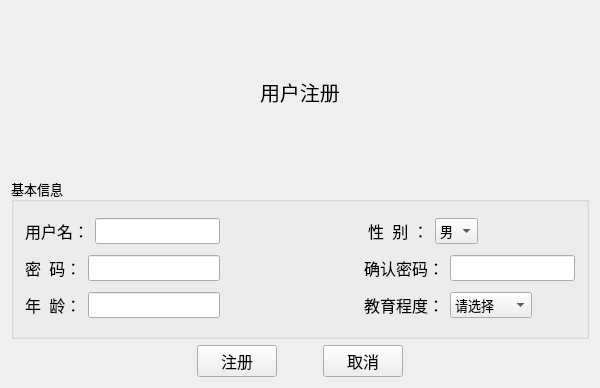
Qt form PatternKnowledgeEducationSystem/registor.ui (JosanSun/NewGenerationNetworkEducation) before a commit.
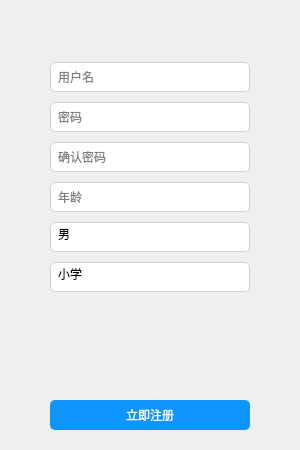
The same form after that commit. Icons and pictures are not drawn.

Patch:
```diff
--- a/PatternKnowledgeEducationSystem/registor.ui
+++ b/PatternKnowledgeEducationSystem/registor.ui
@@ -6,142 +6,201 @@
    <rect>
     <x>0</x>
     <y>0</y>
-    <width>600</width>
-    <height>388</height>
+    <width>300</width>
+    <height>450</height>
    </rect>
   </property>
+  <property name="sizePolicy">
+   <sizepolicy hsizetype="Fixed" vsizetype="Fixed">
+    <horstretch>0</horstretch>
+    <verstretch>0</verstretch>
+   </sizepolicy>
+  </property>
   <property name="minimumSize">
    <size>
-    <width>600</width>
+    <width>300</width>
     <height>388</height>
    </size>
   </property>
   <property name="maximumSize">
    <size>
-    <width>600</width>
-    <height>388</height>
+    <width>300</width>
+    <height>800</height>
    </size>
   </property>
   <property name="windowTitle">
    <string>registor</string>
   </property>
-  <layout class="QGridLayout" name="gridLayout">
-   <item row="0" column="0">
-    <layout class="QHBoxLayout" name="horizontalLayout_9">
-     <item>
-      <spacer name="horizontalSpacer_7">
-       <property name="orientation">
-        <enum>Qt::Horizontal</enum>
-       </property>
-       <property name="sizeHint" stdset="0">
-        <size>
-         <width>40</width>
-         <height>20</height>
-        </size>
-       </property>
-      </spacer>
-     </item>
-     <item>
-      <widget class="QLabel" name="label">
-       <property name="font">
-        <font>
-         <family>楷体</family>
-         <pointsize>15</pointsize>
-        </font>
-       </property>
-       <property name="text">
-        <string>用户注册</string>
-       </property>
-      </widget>
-     </item>
-     <item>
-      <spacer name="horizontalSpacer_8">
-       <property name="orientation">
-        <enum>Qt::Horizontal</enum>
-       </property>
-       <property name="sizeHint" stdset="0">
-        <size>
-         <width>40</width>
-         <height>20</height>
-        </size>
-       </property>
-      </spacer>
-     </item>
-    </layout>
-   </item>
-   <item row="1" column="0">
-    <widget class="QGroupBox" name="groupBox">
-     <property name="font">
-      <font>
-       <family>楷体</family>
-       <pointsize>10</pointsize>
-      </font>
-     </property>
-     <property name="title">
-      <string>基本信息</string>
-     </property>
-     <layout class="QHBoxLayout" name="horizontalLayout_8">
-      <item>
-       <layout class="QVBoxLayout" name="verticalLayout_2">
+  <layout class="QVBoxLayout" name="verticalLayout">
+   <property name="spacing">
+    <number>0</number>
+   </property>
+   <property name="leftMargin">
+    <number>0</number>
+   </property>
+   <property name="topMargin">
+    <number>0</number>
+   </property>
+   <property name="rightMargin">
+    <number>0</number>
+   </property>
+   <property name="bottomMargin">
+    <number>0</number>
+   </property>
         <item>
          <layout class="QHBoxLayout" name="horizontalLayout">
+     <property name="spacing">
+      <number>0</number>
+     </property>
           <item>
-           <widget class="QLabel" name="label_2">
-            <property name="font">
-             <font>
-              <pointsize>12</pointsize>
-             </font>
-            </property>
+      <spacer name="horizontalSpacer">
+       <property name="orientation">
+        <enum>Qt::Horizontal</enum>
+       </property>
+       <property name="sizeType">
+        <enum>QSizePolicy::Expanding</enum>
+       </property>
+       <property name="sizeHint" stdset="0">
+        <size>
+         <width>40</width>
+         <height>20</height>
+        </size>
+       </property>
+      </spacer>
+     </item>
+     <item>
+      <widget class="QPushButton" name="buttonMin">
+       <property name="styleSheet">
+        <string notr="true">QPushButton#buttonMin
+{
+    background-color:transparent;
+}
+
+QPushButton#buttonMin:hover
+{
+    background-color:rgb(255, 0, 0);
+}
+
+QPushButton#buttonMin:pressed
+{
+    background-color:rgb(0, 85, 255);
+}</string>
+       </property>
             <property name="text">
-             <string>用户名：</string>
-            </property>
+        <string/>
+       </property>
+       <property name="flat">
+        <bool>true</bool>
+       </property>
            </widget>
           </item>
           <item>
-           <widget class="QLineEdit" name="usernameLineEdit"/>
+      <widget class="QPushButton" name="buttonClose">
+       <property name="styleSheet">
+        <string notr="true">QPushButton#buttonClose
+{
+    background-color:transparent;
+}
+
+QPushButton#buttonClose:hover
+{
+    background-color:rgb(255, 0, 0);
+}
+
+QPushButton#buttonClose:pressed
+{
+    background-color:rgb(0, 85, 255);
+}</string>
+       </property>
+       <property name="text">
+        <string/>
+       </property>
+       <property name="flat">
+        <bool>true</bool>
+       </property>
+      </widget>
           </item>
          </layout>
         </item>
         <item>
          <layout class="QHBoxLayout" name="horizontalLayout_2">
+     <property name="spacing">
+      <number>0</number>
+     </property>
           <item>
-           <widget class="QLabel" name="label_3">
-            <property name="font">
-             <font>
-              <pointsize>12</pointsize>
-             </font>
+      <spacer name="horizontalSpacer_2">
+       <property name="orientation">
+        <enum>Qt::Horizontal</enum>
+       </property>
+       <property name="sizeType">
+        <enum>QSizePolicy::Fixed</enum>
+       </property>
+       <property name="sizeHint" stdset="0">
+        <size>
+         <width>20</width>
+         <height>20</height>
+        </size>
+       </property>
+      </spacer>
+     </item>
+     <item>
+      <widget class="QLabel" name="label">
+       <property name="sizePolicy">
+        <sizepolicy hsizetype="Fixed" vsizetype="Fixed">
+         <horstretch>50</horstretch>
+         <verstretch>50</verstretch>
+        </sizepolicy>
             </property>
             <property name="text">
-             <string>密  码：</string>
+        <string/>
+       </property>
+       <property name="pixmap">
+        <pixmap resource="educationsystem.qrc">:/images/zc.png</pixmap>
+       </property>
+       <property name="scaledContents">
+        <bool>true</bool>
             </property>
            </widget>
           </item>
           <item>
-           <widget class="QLineEdit" name="passwordLineEdit"/>
+      <spacer name="horizontalSpacer_3">
+       <property name="orientation">
+        <enum>Qt::Horizontal</enum>
+       </property>
+       <property name="sizeHint" stdset="0">
+        <size>
+         <width>40</width>
+         <height>20</height>
+        </size>
+       </property>
+      </spacer>
           </item>
          </layout>
         </item>
+   <item>
+    <spacer name="verticalSpacer">
+     <property name="orientation">
+      <enum>Qt::Vertical</enum>
+     </property>
+     <property name="sizeType">
+      <enum>QSizePolicy::Fixed</enum>
+     </property>
+     <property name="sizeHint" stdset="0">
+      <size>
+       <width>20</width>
+       <height>20</height>
+      </size>
+     </property>
+    </spacer>
+   </item>
         <item>
          <layout class="QHBoxLayout" name="horizontalLayout_3">
-          <item>
-           <widget class="QLabel" name="label_4">
-            <property name="font">
-             <font>
-              <pointsize>12</pointsize>
-             </font>
-            </property>
-            <property name="text">
-             <string>年  龄：</string>
-            </property>
-           </widget>
-          </item>
-          <item>
-           <widget class="QLineEdit" name="ageLineEdit"/>
-          </item>
-         </layout>
-        </item>
-       </layout>
-      </item>
+     <property name="spacing">
+      <number>0</number>
+     </property>
+     <property name="bottomMargin">
+      <number>10</number>
+     </property>
       <item>
        <spacer name="horizontalSpacer_4">
         <property name="orientation">
@@ -149,30 +208,362 @@
         </property>
         <property name="sizeHint" stdset="0">
          <size>
-          <width>83</width>
+         <width>40</width>
           <height>20</height>
          </size>
         </property>
        </spacer>
       </item>
       <item>
-       <layout class="QVBoxLayout" name="verticalLayout">
+      <widget class="QLineEdit" name="usernameLineEdit">
+       <property name="sizePolicy">
+        <sizepolicy hsizetype="Fixed" vsizetype="Fixed">
+         <horstretch>200</horstretch>
+         <verstretch>30</verstretch>
+        </sizepolicy>
+       </property>
+       <property name="minimumSize">
+        <size>
+         <width>200</width>
+         <height>30</height>
+        </size>
+       </property>
+       <property name="focusPolicy">
+        <enum>Qt::StrongFocus</enum>
+       </property>
+       <property name="styleSheet">
+        <string notr="true">QLineEdit#usernameLineEdit
+{
+    background:white;
+    border-radius:5px;
+    padding-left:5px;
+    border: 1px solid rgb(209 , 209 , 209);
+}
+QLineEdit#usernameLineEdit:hover
+{
+    border: 1px solid rgb(21 , 131 , 221);
+}
+</string>
+       </property>
+       <property name="text">
+        <string/>
+       </property>
+       <property name="frame">
+        <bool>false</bool>
+       </property>
+       <property name="placeholderText">
+        <string>用户名</string>
+       </property>
+      </widget>
+     </item>
+     <item>
+      <spacer name="horizontalSpacer_5">
+       <property name="orientation">
+        <enum>Qt::Horizontal</enum>
+       </property>
+       <property name="sizeHint" stdset="0">
+        <size>
+         <width>40</width>
+         <height>20</height>
+        </size>
+       </property>
+      </spacer>
+     </item>
+    </layout>
+   </item>
+   <item>
+    <layout class="QHBoxLayout" name="horizontalLayout_4">
+     <property name="spacing">
+      <number>0</number>
+     </property>
+     <property name="bottomMargin">
+      <number>10</number>
+     </property>
+     <item>
+      <spacer name="horizontalSpacer_6">
+       <property name="orientation">
+        <enum>Qt::Horizontal</enum>
+       </property>
+       <property name="sizeHint" stdset="0">
+        <size>
+         <width>40</width>
+         <height>20</height>
+        </size>
+       </property>
+      </spacer>
+     </item>
+     <item>
+      <widget class="QLineEdit" name="passwordLineEdit">
+       <property name="sizePolicy">
+        <sizepolicy hsizetype="Fixed" vsizetype="Fixed">
+         <horstretch>200</horstretch>
+         <verstretch>30</verstretch>
+        </sizepolicy>
+       </property>
+       <property name="minimumSize">
+        <size>
+         <width>200</width>
+         <height>30</height>
+        </size>
+       </property>
+       <property name="styleSheet">
+        <string notr="true">QLineEdit#passwordLineEdit
+{
+    background:white;
+    border-radius:5px;
+    padding-left:5px;
+    border: 1px solid rgb(209 , 209 , 209);
+}
+QLineEdit#passwordLineEdit:hover
+{
+    border: 1px solid rgb(21 , 131 , 221);
+}</string>
+       </property>
+       <property name="text">
+        <string/>
+       </property>
+       <property name="frame">
+        <bool>false</bool>
+       </property>
+       <property name="echoMode">
+        <enum>QLineEdit::Password</enum>
+       </property>
+       <property name="placeholderText">
+        <string>密码</string>
+       </property>
+      </widget>
+     </item>
+     <item>
+      <spacer name="horizontalSpacer_7">
+       <property name="orientation">
+        <enum>Qt::Horizontal</enum>
+       </property>
+       <property name="sizeHint" stdset="0">
+        <size>
+         <width>40</width>
+         <height>20</height>
+        </size>
+       </property>
+      </spacer>
+     </item>
+    </layout>
+   </item>
         <item>
          <layout class="QHBoxLayout" name="horizontalLayout_5">
+     <property name="spacing">
+      <number>0</number>
+     </property>
+     <property name="bottomMargin">
+      <number>10</number>
+     </property>
           <item>
-           <widget class="QLabel" name="label_5">
-            <property name="font">
-             <font>
-              <pointsize>12</pointsize>
-             </font>
-            </property>
+      <spacer name="horizontalSpacer_8">
+       <property name="orientation">
+        <enum>Qt::Horizontal</enum>
+       </property>
+       <property name="sizeHint" stdset="0">
+        <size>
+         <width>40</width>
+         <height>20</height>
+        </size>
+       </property>
+      </spacer>
+     </item>
+     <item>
+      <widget class="QLineEdit" name="doublePasswordLineEdit">
+       <property name="sizePolicy">
+        <sizepolicy hsizetype="Fixed" vsizetype="Fixed">
+         <horstretch>0</horstretch>
+         <verstretch>0</verstretch>
+        </sizepolicy>
+       </property>
+       <property name="minimumSize">
+        <size>
+         <width>200</width>
+         <height>30</height>
+        </size>
+       </property>
+       <property name="styleSheet">
+        <string notr="true">QLineEdit#doublePasswordLineEdit
+{
+    background:white;
+    border-radius:5px;
+    padding-left:5px;
+    border: 1px solid rgb(209 , 209 , 209);
+ }
+QLineEdit#doublePasswordLineEdit:hover
+{
+    border: 1px solid rgb(21 , 131 , 221);
+}</string>
+       </property>
             <property name="text">
-             <string> 性  别 ：</string>
-            </property>
-           </widget>
+        <string/>
+       </property>
+       <property name="frame">
+        <bool>false</bool>
+       </property>
+       <property name="echoMode">
+        <enum>QLineEdit::Password</enum>
+       </property>
+       <property name="placeholderText">
+        <string>确认密码</string>
+       </property>
+      </widget>
+     </item>
+     <item>
+      <spacer name="horizontalSpacer_9">
+       <property name="orientation">
+        <enum>Qt::Horizontal</enum>
+       </property>
+       <property name="sizeHint" stdset="0">
+        <size>
+         <width>40</width>
+         <height>20</height>
+        </size>
+       </property>
+      </spacer>
+     </item>
+    </layout>
+   </item>
+   <item>
+    <layout class="QHBoxLayout" name="horizontalLayout_6">
+     <property name="spacing">
+      <number>0</number>
+     </property>
+     <property name="bottomMargin">
+      <number>10</number>
+     </property>
+     <item>
+      <spacer name="horizontalSpacer_10">
+       <property name="orientation">
+        <enum>Qt::Horizontal</enum>
+       </property>
+       <property name="sizeHint" stdset="0">
+        <size>
+         <width>40</width>
+         <height>20</height>
+        </size>
+       </property>
+      </spacer>
+     </item>
+     <item>
+      <widget class="QLineEdit" name="ageLineEdit">
+       <property name="sizePolicy">
+        <sizepolicy hsizetype="Fixed" vsizetype="Fixed">
+         <horstretch>0</horstretch>
+         <verstretch>0</verstretch>
+        </sizepolicy>
+       </property>
+       <property name="minimumSize">
+        <size>
+         <width>200</width>
+         <height>30</height>
+        </size>
+       </property>
+       <property name="styleSheet">
+        <string notr="true">QLineEdit#ageLineEdit
+{
+    background:white;
+    border-radius:5px;
+    padding-left:5px;
+    border: 1px solid rgb(209 , 209 , 209);
+  
+}
+QLineEdit#ageLineEdit:hover
+{
+    border: 1px solid rgb(21 , 131 , 221);
+}</string>
+       </property>
+       <property name="text">
+        <string/>
+       </property>
+       <property name="frame">
+        <bool>false</bool>
+       </property>
+       <property name="placeholderText">
+        <string>年龄</string>
+       </property>
+      </widget>
+     </item>
+     <item>
+      <spacer name="horizontalSpacer_11">
+       <property name="orientation">
+        <enum>Qt::Horizontal</enum>
+       </property>
+       <property name="sizeHint" stdset="0">
+        <size>
+         <width>40</width>
+         <height>20</height>
+        </size>
+       </property>
+      </spacer>
+     </item>
+    </layout>
+   </item>
+   <item>
+    <layout class="QHBoxLayout" name="horizontalLayout_7">
+     <property name="spacing">
+      <number>0</number>
+     </property>
+     <property name="bottomMargin">
+      <number>10</number>
+     </property>
+     <item>
+      <spacer name="horizontalSpacer_12">
+       <property name="orientation">
+        <enum>Qt::Horizontal</enum>
+       </property>
+       <property name="sizeHint" stdset="0">
+        <size>
+         <width>40</width>
+         <height>20</height>
+        </size>
+       </property>
+      </spacer>
           </item>
           <item>
            <widget class="QComboBox" name="sexComboBox">
+       <property name="sizePolicy">
+        <sizepolicy hsizetype="Fixed" vsizetype="Fixed">
+         <horstretch>0</horstretch>
+         <verstretch>0</verstretch>
+        </sizepolicy>
+       </property>
+       <property name="minimumSize">
+        <size>
+         <width>200</width>
+         <height>30</height>
+        </size>
+       </property>
+       <property name="styleSheet">
+        <string notr="true">QComboBox
+{
+    background:white;
+    border-radius:5px;
+    padding-left:5px;
+    border: 1px solid rgb(209 , 209 , 209);
+}
+QComboBox:hover
+{
+    border: 1px solid rgb(21 , 131 , 221);
+}
+QComboBox QAbstractItemView::item
+{
+    height:40px;
+}
+QComboBox::drop-down
+{
+    width:20px;
+    background:transparent;
+    padding-right:5px;
+}</string>
+       </property>
+       <property name="editable">
+        <bool>true</bool>
+       </property>
+       <property name="currentText">
+        <string/>
+       </property>
             <item>
              <property name="text">
               <string>男</string>
@@ -186,7 +577,7 @@
            </widget>
           </item>
           <item>
-           <spacer name="horizontalSpacer">
+      <spacer name="horizontalSpacer_13">
             <property name="orientation">
              <enum>Qt::Horizontal</enum>
             </property>
@@ -201,85 +592,69 @@
          </layout>
         </item>
         <item>
-         <layout class="QHBoxLayout" name="horizontalLayout_6">
-          <item>
-           <widget class="QLabel" name="label_6">
-            <property name="font">
-             <font>
-              <pointsize>12</pointsize>
-             </font>
-            </property>
-            <property name="text">
-             <string>确认密码：</string>
-            </property>
-           </widget>
-          </item>
+    <layout class="QHBoxLayout" name="horizontalLayout_8">
+     <property name="spacing">
+      <number>0</number>
+     </property>
+     <property name="bottomMargin">
+      <number>10</number>
+     </property>
           <item>
-           <widget class="QLineEdit" name="doublePasswordLineEdit"/>
-          </item>
-         </layout>
-        </item>
-        <item>
-         <layout class="QHBoxLayout" name="horizontalLayout_7">
-          <item>
-           <widget class="QLabel" name="label_7">
-            <property name="font">
-             <font>
-              <pointsize>12</pointsize>
-             </font>
-            </property>
-            <property name="text">
-             <string>教育程度：</string>
-            </property>
-           </widget>
+      <spacer name="horizontalSpacer_14">
+       <property name="orientation">
+        <enum>Qt::Horizontal</enum>
+       </property>
+       <property name="sizeHint" stdset="0">
+        <size>
+         <width>40</width>
+         <height>20</height>
+        </size>
+       </property>
+      </spacer>
           </item>
           <item>
            <widget class="QComboBox" name="educationComboBox">
-            <item>
-             <property name="text">
-              <string>请选择</string>
-             </property>
-            </item>
-            <item>
-             <property name="text">
-              <string>博士后</string>
-             </property>
-            </item>
-            <item>
-             <property name="text">
-              <string>博士</string>
-             </property>
-            </item>
-            <item>
-             <property name="text">
-              <string>硕士</string>
-             </property>
-            </item>
-            <item>
-             <property name="text">
-              <string>本科</string>
-             </property>
-            </item>
-            <item>
-             <property name="text">
-              <string>大专</string>
-             </property>
-            </item>
-            <item>
-             <property name="text">
-              <string>高中</string>
-             </property>
-            </item>
-            <item>
-             <property name="text">
-              <string>中专</string>
-             </property>
-            </item>
-            <item>
-             <property name="text">
-              <string>初中</string>
-             </property>
-            </item>
+       <property name="sizePolicy">
+        <sizepolicy hsizetype="Fixed" vsizetype="Fixed">
+         <horstretch>0</horstretch>
+         <verstretch>0</verstretch>
+        </sizepolicy>
+       </property>
+       <property name="minimumSize">
+        <size>
+         <width>200</width>
+         <height>30</height>
+        </size>
+       </property>
+       <property name="styleSheet">
+        <string notr="true">QComboBox
+{
+    background:white;
+    border-radius:5px;
+    padding-left:5px;
+    border: 1px solid rgb(209 , 209 , 209);
+}
+QComboBox:hover
+{
+    border: 1px solid rgb(21 , 131 , 221);
+}
+QComboBox QAbstractItemView::item
+{
+    height:40px;
+}
+QComboBox::drop-down
+{
+    width:20px;
+    background:transparent;
+    padding-right:5px;
+}</string>
+       </property>
+       <property name="editable">
+        <bool>true</bool>
+       </property>
+       <property name="currentText">
+        <string/>
+       </property>
             <item>
              <property name="text">
               <string>小学</string>
@@ -293,7 +668,7 @@
            </widget>
           </item>
           <item>
-           <spacer name="horizontalSpacer_3">
+      <spacer name="horizontalSpacer_15">
             <property name="orientation">
              <enum>Qt::Horizontal</enum>
             </property>
@@ -307,47 +682,32 @@
           </item>
          </layout>
         </item>
-       </layout>
-      </item>
-     </layout>
-    </widget>
-   </item>
-   <item row="2" column="0">
-    <layout class="QHBoxLayout" name="horizontalLayout_4">
      <item>
-      <spacer name="horizontalSpacer_5">
+    <spacer name="verticalSpacer_2">
        <property name="orientation">
-        <enum>Qt::Horizontal</enum>
+      <enum>Qt::Vertical</enum>
        </property>
        <property name="sizeHint" stdset="0">
         <size>
-         <width>40</width>
-         <height>20</height>
+       <width>20</width>
+       <height>18</height>
         </size>
        </property>
       </spacer>
      </item>
      <item>
-      <widget class="QPushButton" name="registerButton">
-       <property name="font">
-        <font>
-         <family>楷体</family>
-         <pointsize>12</pointsize>
-        </font>
-       </property>
-       <property name="text">
-        <string>注册</string>
-       </property>
-      </widget>
-     </item>
+    <layout class="QHBoxLayout" name="horizontalLayout_9">
+     <property name="spacing">
+      <number>0</number>
+     </property>
+     <property name="bottomMargin">
+      <number>20</number>
+     </property>
      <item>
-      <spacer name="horizontalSpacer_2">
+      <spacer name="horizontalSpacer_16">
        <property name="orientation">
         <enum>Qt::Horizontal</enum>
        </property>
-       <property name="sizeType">
-        <enum>QSizePolicy::Minimum</enum>
-       </property>
        <property name="sizeHint" stdset="0">
         <size>
          <width>40</width>
@@ -357,20 +717,45 @@
       </spacer>
      </item>
      <item>
-      <widget class="QPushButton" name="cancelButton">
-       <property name="font">
-        <font>
-         <family>楷体</family>
-         <pointsize>12</pointsize>
-        </font>
+      <widget class="QPushButton" name="registorButton">
+       <property name="minimumSize">
+        <size>
+         <width>200</width>
+         <height>30</height>
+        </size>
        </property>
+       <property name="styleSheet">
+        <string notr="true">QPushButton#registorButton
+{
+    color:white;
+    background-color:rgb(14 , 150 , 254);
+    border-radius:5px;
+}
+
+QPushButton#registorButton:hover
+{
+    color:white;
+    background-color:rgb(44 , 137 , 255);
+}
+
+QPushButton#registorButton:pressed
+{
+    color:white;
+    background-color:rgb(14 , 135 , 228);
+    padding-left:3px;
+    padding-top:3px;
+}</string>
+       </property>
        <property name="text">
-        <string>取消</string>
+        <string>立即注册</string>
        </property>
+       <property name="flat">
+        <bool>true</bool>
+       </property>
       </widget>
      </item>
      <item>
-      <spacer name="horizontalSpacer_6">
+      <spacer name="horizontalSpacer_17">
        <property name="orientation">
         <enum>Qt::Horizontal</enum>
        </property>
```
Left out of the diff: 30 changed lines with no effect on the pictures. Lines whose indentation alone changed are shown as unchanged.
